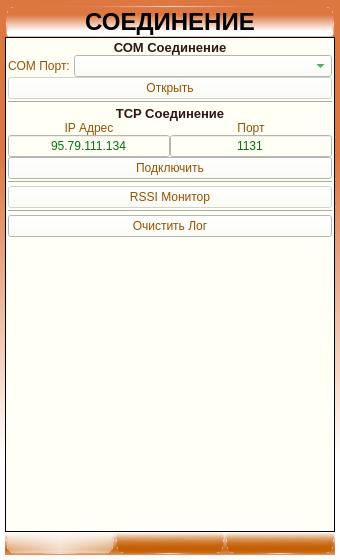
The window that ANDROID_FORMS/connections_form.ui (DavidSiegman/PLC_RF_Configurator) describes before a commit, drawn with Qt 5.
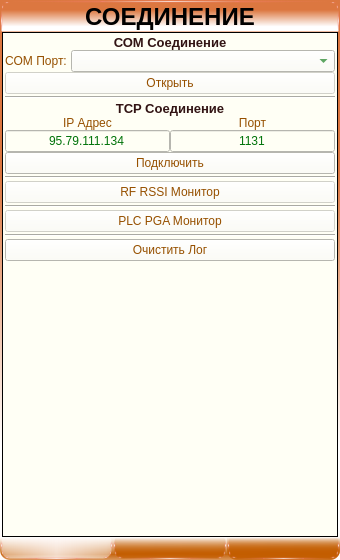
The same window after the commit. Icons and pictures are not drawn.

Patch:
```diff
--- a/ANDROID_FORMS/connections_form.ui
+++ b/ANDROID_FORMS/connections_form.ui
@@ -21,25 +21,20 @@
   <property name="styleSheet">
    <string notr="true">background-color: qlineargradient(spread:reflect, x1:1, y1:0.1, x2:1, y2:0.9,stop:0.223242 rgba(220, 119, 64, 255), stop:0.902141 rgba(255, 255, 255, 255));</string>
   </property>
-  <layout class="QVBoxLayout" name="verticalLayout_5">
+  <layout class="QVBoxLayout" name="verticalLayout_7">
    <property name="spacing">
     <number>0</number>
    </property>
    <property name="leftMargin">
-    <number>5</number>
+    <number>0</number>
    </property>
    <property name="topMargin">
-    <number>5</number>
+    <number>0</number>
    </property>
    <property name="rightMargin">
-    <number>5</number>
+    <number>0</number>
    </property>
    <property name="bottomMargin">
-    <number>5</number>
-   </property>
-   <item>
-    <layout class="QHBoxLayout" name="horizontalLayout_2">
-     <property name="spacing">
       <number>0</number>
      </property>
      <item>
@@ -67,8 +62,8 @@
        <property name="styleSheet">
         <string notr="true">border-top-right-radius: 10px;
 border-top-left-radius: 10px;
-border-bottom-right-radius: 4px;
-border-bottom-left-radius: 4px;
+border-bottom-right-radius: 0px;
+border-bottom-left-radius: 0px;
 border-style: solid;
 border-top-width: 3px;
 border-bottom-width: 1px;
@@ -95,8 +90,27 @@
        </property>
       </widget>
      </item>
-    </layout>
-   </item>
+   <item>
+    <widget class="QWidget" name="Main_Widget" native="true">
+     <property name="styleSheet">
+      <string notr="true"/>
+     </property>
+     <layout class="QVBoxLayout" name="verticalLayout_5">
+      <property name="spacing">
+       <number>0</number>
+      </property>
+      <property name="leftMargin">
+       <number>2</number>
+      </property>
+      <property name="topMargin">
+       <number>0</number>
+      </property>
+      <property name="rightMargin">
+       <number>2</number>
+      </property>
+      <property name="bottomMargin">
+       <number>0</number>
+      </property>
    <item>
     <widget class="QScrollArea" name="scrollArea">
      <property name="styleSheet">
@@ -116,8 +130,8 @@
        <rect>
         <x>0</x>
         <y>0</y>
-        <width>328</width>
-        <height>476</height>
+           <width>334</width>
+           <height>488</height>
        </rect>
       </property>
       <property name="styleSheet">
@@ -146,6 +160,145 @@
          <property name="spacing">
           <number>2</number>
          </property>
+            <item row="2" column="0">
+             <widget class="Line" name="line_2">
+              <property name="orientation">
+               <enum>Qt::Horizontal</enum>
+              </property>
+             </widget>
+            </item>
+            <item row="9" column="0">
+             <widget class="QPushButton" name="ClearConsole">
+              <property name="sizePolicy">
+               <sizepolicy hsizetype="Expanding" vsizetype="Minimum">
+                <horstretch>0</horstretch>
+                <verstretch>0</verstretch>
+               </sizepolicy>
+              </property>
+              <property name="minimumSize">
+               <size>
+                <width>0</width>
+                <height>0</height>
+               </size>
+              </property>
+              <property name="text">
+               <string>Очистить Лог</string>
+              </property>
+              <property name="tabletTracking" stdset="0">
+               <bool>true</bool>
+              </property>
+             </widget>
+            </item>
+            <item row="7" column="0">
+             <widget class="QPushButton" name="PGAMonitor">
+              <property name="enabled">
+               <bool>false</bool>
+              </property>
+              <property name="sizePolicy">
+               <sizepolicy hsizetype="Expanding" vsizetype="Minimum">
+                <horstretch>0</horstretch>
+                <verstretch>0</verstretch>
+               </sizepolicy>
+              </property>
+              <property name="minimumSize">
+               <size>
+                <width>0</width>
+                <height>0</height>
+               </size>
+              </property>
+              <property name="maximumSize">
+               <size>
+                <width>16777215</width>
+                <height>16777215</height>
+               </size>
+              </property>
+              <property name="font">
+               <font>
+                <family>Microsoft YaHei UI</family>
+               </font>
+              </property>
+              <property name="text">
+               <string>PLC PGA Монитор</string>
+              </property>
+              <property name="tabletTracking" stdset="0">
+               <bool>true</bool>
+              </property>
+             </widget>
+            </item>
+            <item row="10" column="0">
+             <widget class="QPlainTextEdit" name="console">
+              <property name="sizePolicy">
+               <sizepolicy hsizetype="Expanding" vsizetype="Expanding">
+                <horstretch>0</horstretch>
+                <verstretch>0</verstretch>
+               </sizepolicy>
+              </property>
+              <property name="minimumSize">
+               <size>
+                <width>0</width>
+                <height>0</height>
+               </size>
+              </property>
+              <property name="font">
+               <font>
+                <family>Microsoft YaHei UI</family>
+                <pointsize>7</pointsize>
+               </font>
+              </property>
+              <property name="styleSheet">
+               <string notr="true">border: none;</string>
+              </property>
+              <property name="readOnly">
+               <bool>true</bool>
+              </property>
+              <property name="maximumBlockCount">
+               <number>5000</number>
+              </property>
+             </widget>
+            </item>
+            <item row="4" column="0">
+             <widget class="Line" name="line">
+              <property name="orientation">
+               <enum>Qt::Horizontal</enum>
+              </property>
+             </widget>
+            </item>
+            <item row="5" column="0">
+             <widget class="QPushButton" name="RSSIMonitor">
+              <property name="enabled">
+               <bool>false</bool>
+              </property>
+              <property name="sizePolicy">
+               <sizepolicy hsizetype="Expanding" vsizetype="Minimum">
+                <horstretch>0</horstretch>
+                <verstretch>0</verstretch>
+               </sizepolicy>
+              </property>
+              <property name="minimumSize">
+               <size>
+                <width>0</width>
+                <height>0</height>
+               </size>
+              </property>
+              <property name="maximumSize">
+               <size>
+                <width>16777215</width>
+                <height>16777215</height>
+               </size>
+              </property>
+              <property name="font">
+               <font>
+                <family>Microsoft YaHei UI</family>
+               </font>
+              </property>
+              <property name="text">
+               <string>RF RSSI Монитор</string>
+              </property>
+              <property name="tabletTracking" stdset="0">
+               <bool>true</bool>
+              </property>
+             </widget>
+            </item>
          <item row="3" column="0">
           <widget class="QWidget" name="TCP_Widget" native="true">
            <property name="sizePolicy">
@@ -571,109 +724,32 @@
            </layout>
           </widget>
          </item>
-         <item row="5" column="0">
-          <widget class="QPushButton" name="RSSIMonitor">
-           <property name="enabled">
-            <bool>false</bool>
-           </property>
-           <property name="sizePolicy">
-            <sizepolicy hsizetype="Expanding" vsizetype="Minimum">
-             <horstretch>0</horstretch>
-             <verstretch>0</verstretch>
-            </sizepolicy>
-           </property>
-           <property name="minimumSize">
-            <size>
-             <width>0</width>
-             <height>0</height>
-            </size>
-           </property>
-           <property name="maximumSize">
-            <size>
-             <width>16777215</width>
-             <height>16777215</height>
-            </size>
-           </property>
-           <property name="font">
-            <font>
-             <family>Microsoft YaHei UI</family>
-            </font>
-           </property>
-           <property name="text">
-            <string>RSSI Монитор</string>
-           </property>
-           <property name="tabletTracking" stdset="0">
-            <bool>true</bool>
-           </property>
-          </widget>
-         </item>
-         <item row="4" column="0">
-          <widget class="Line" name="line">
-           <property name="orientation">
-            <enum>Qt::Horizontal</enum>
-           </property>
-          </widget>
-         </item>
-         <item row="7" column="0">
-          <widget class="QPushButton" name="ClearConsole">
-           <property name="sizePolicy">
-            <sizepolicy hsizetype="Expanding" vsizetype="Minimum">
-             <horstretch>0</horstretch>
-             <verstretch>0</verstretch>
-            </sizepolicy>
-           </property>
-           <property name="minimumSize">
-            <size>
-             <width>0</width>
-             <height>0</height>
-            </size>
-           </property>
-           <property name="text">
-            <string>Очистить Лог</string>
-           </property>
-           <property name="tabletTracking" stdset="0">
-            <bool>true</bool>
-           </property>
-          </widget>
-         </item>
          <item row="8" column="0">
-          <widget class="QPlainTextEdit" name="console">
-           <property name="sizePolicy">
-            <sizepolicy hsizetype="Expanding" vsizetype="Expanding">
-             <horstretch>0</horstretch>
-             <verstretch>0</verstretch>
-            </sizepolicy>
-           </property>
-           <property name="minimumSize">
-            <size>
-             <width>0</width>
-             <height>0</height>
-            </size>
-           </property>
-           <property name="font">
-            <font>
-             <family>Microsoft YaHei UI</family>
-             <pointsize>7</pointsize>
-            </font>
-           </property>
-           <property name="styleSheet">
-            <string notr="true">border: none;</string>
-           </property>
-           <property name="readOnly">
-            <bool>true</bool>
-           </property>
+             <widget class="Line" name="line_4">
+              <property name="orientation">
+               <enum>Qt::Horizontal</enum>
+              </property>
           </widget>
          </item>
         </layout>
        </item>
       </layout>
      </widget>
+       </widget>
+      </item>
+     </layout>
     </widget>
    </item>
    <item>
     <widget class="QWidget" name="DownPanel_Widget" native="true">
      <property name="styleSheet">
-      <string notr="true">background-color: qlineargradient(spread:reflect, x1:0.501391, y1:0.755, x2:0.493423, y2:0, stop:0 rgba(195, 93, 0, 238), stop:1 rgba(255, 255, 255, 0));</string>
+      <string notr="true">border: solid;
+border-bottom-right-radius: 10px;
+border-bottom-left-radius: 10px;
+border-top-right-radius: 0px;
+border-top-left-radius: 0px;
+border-bottom-color: qradialgradient(spread:pad, cx:0.5, cy:0.5, radius:0.5, fx:0.5, fy:0.5, stop:0 rgba(255, 235, 235, 206), stop:0.35 rgba(255, 188, 188, 80), stop:0.4 rgba(255, 162, 162, 80), stop:0.425 rgba(255, 132, 132, 156), stop:0.44 rgba(252, 128, 128, 80), stop:1 rgba(255, 255, 255, 0));
+background-color: qlineargradient(spread:reflect, x1:0.501391, y1:0.755, x2:0.493423, y2:0, stop:0 rgba(195, 93, 0, 238), stop:1 rgba(255, 255, 255, 0));</string>
      </property>
      <layout class="QVBoxLayout" name="verticalLayout_4">
       <property name="spacing">
@@ -817,6 +893,27 @@
          </widget>
         </item>
         <item>
+         <widget class="QWidget" name="Next_Widget" native="true">
+          <property name="enabled">
+           <bool>false</bool>
+          </property>
+          <layout class="QVBoxLayout" name="verticalLayout_6">
+           <property name="spacing">
+            <number>0</number>
+           </property>
+           <property name="leftMargin">
+            <number>0</number>
+           </property>
+           <property name="topMargin">
+            <number>0</number>
+           </property>
+           <property name="rightMargin">
+            <number>0</number>
+           </property>
+           <property name="bottomMargin">
+            <number>0</number>
+           </property>
+           <item>
          <widget class="QPushButton" name="btnNext">
           <property name="enabled">
            <bool>false</bool>
@@ -874,6 +971,9 @@
             <height>30</height>
            </size>
           </property>
+            </widget>
+           </item>
+          </layout>
          </widget>
         </item>
        </layout>
```
Left out of the diff: 7 changed lines with no effect on the pictures. Lines whose indentation alone changed are shown as unchanged.
